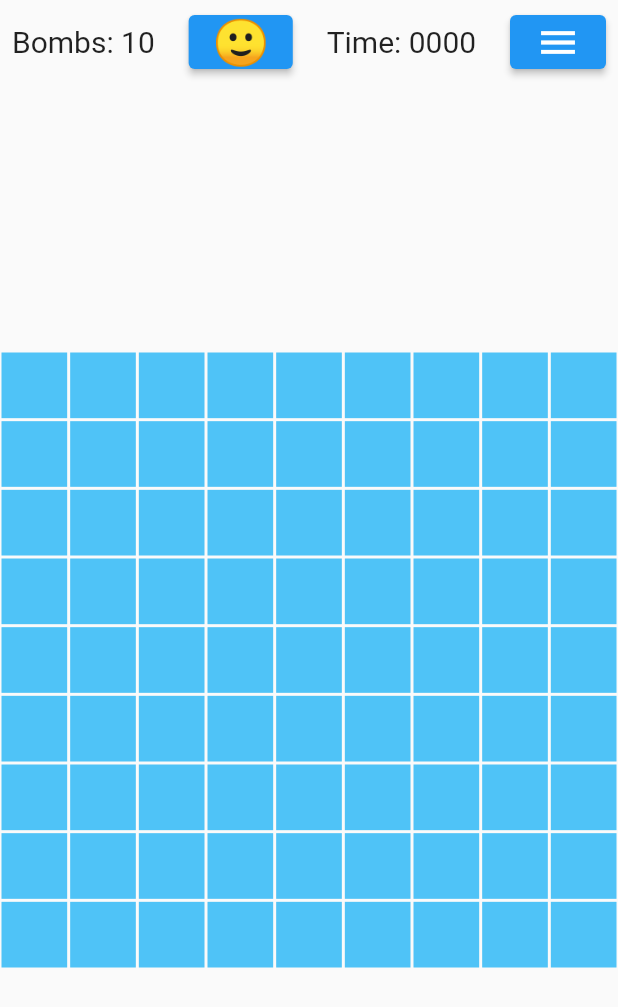
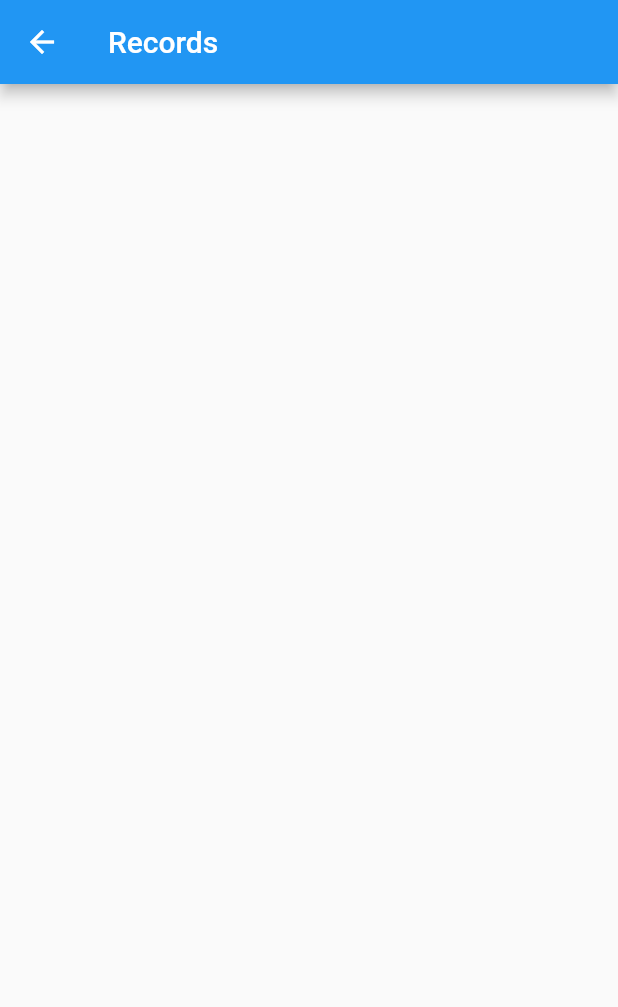
Before and after one commit to mykhailok01/minesweeper_flutter, a Flutter app: the screen it shows after launch, after a tap on the "menu" icon, on a phone screen of 412 x 824 dp. Shown: the top 1007 px of the screen. Run offline on Flutter 3.47's test engine with Material 2 defaults, Android fonts, the phone set to English and light mode, and no system bars; our stand-ins replace sqflite; accounts and stored records are empty.

Commit message:
Implement basic records view

```diff
--- a/lib/main.dart
+++ b/lib/main.dart
@@ -1,10 +1,29 @@
 import 'package:flutter/material.dart';
+import 'package:minesweeper_in_flutter/data/records_manager.dart';
 import 'package:provider/provider.dart';
 import 'package:minesweeper_in_flutter/widgets/game_page.dart';
 import 'package:minesweeper_in_flutter/models/minesweeper_game.dart';
+import 'package:minesweeper_in_flutter/data/records_provider.dart';
 
-void main() {
-  runApp(MyApp());
+Future<void> main() async {
+  WidgetsFlutterBinding.ensureInitialized();
+  RecordManager recordManager = await RecordManager.create();
+
+  runApp(
+    MultiProvider(
+      providers: [
+        ChangeNotifierProvider(
+          create: (BuildContext context) =>
+              MinesweeperGame(rows: 9, columns: 9, bombs: 10),
+        ),
+        FutureProvider<List<Record>>(
+          initialData: [],
+          create: (BuildContext context) => recordManager.getRecords(),
+        ),
+      ],
+      builder: (context, child) => MyApp(),
+    ),
+  );
 }
 
 class MyApp extends StatelessWidget {
@@ -12,15 +31,12 @@ class MyApp extends StatelessWidget {
 
   @override
   Widget build(BuildContext context) {
-    return ChangeNotifierProvider(
-      create: (_) => MinesweeperGame(rows: 9, columns: 9, bombs: 10),
-      child: MaterialApp(
-        title: 'Minesweeper',
-        theme: ThemeData(
-          primarySwatch: Colors.blue,
-        ),
-        home: GamePage(),
+    return MaterialApp(
+      title: 'Minesweeper',
+      theme: ThemeData(
+        primarySwatch: Colors.blue,
       ),
+      home: GamePage(),
     );
   }
 }
--- a/lib/widgets/game_appbar.dart
+++ b/lib/widgets/game_appbar.dart
@@ -1,4 +1,5 @@
 import 'package:flutter/material.dart';
+import 'package:minesweeper_in_flutter/widgets/records_page.dart';
 import 'package:provider/provider.dart';
 import 'package:minesweeper_in_flutter/models/minesweeper_game.dart';
 
@@ -42,7 +43,20 @@ class GameAppBar extends StatelessWidget implements PreferredSizeWidget {
             style: TextStyle(fontSize: 20),
           ),
           ElevatedButton(
-            onPressed: () => null, //TODO: implement menu
+            onPressed: () {
+              Navigator.of(context).push(
+                MaterialPageRoute(
+                  builder: (BuildContext context) {
+                    // return Provider(
+                    //   create: (BuildContext context) =>
+                    //       context.read<List<Record>>(),
+                    //   builder: (BuildContext context, Widget? child) =>
+                    return RecordsPage();
+                    // );
+                  },
+                ),
+              );
+            },
             child: Icon(Icons.menu, size: 30),
           ),
         ],
--- /dev/null
+++ b/lib/widgets/record_tile.dart
@@ -0,0 +1,24 @@
+import 'package:flutter/material.dart';
+import 'package:minesweeper_in_flutter/data/records_provider.dart';
+
+class RecordTile extends StatelessWidget {
+  const RecordTile(
+    this.record, {
+    Key? key,
+  }) : super(key: key);
+
+  final Record record;
+
+  @override
+  Widget build(BuildContext context) {
+    var local = record.dateTime.toLocal();
+    return Row(
+      mainAxisAlignment: MainAxisAlignment.spaceEvenly,
+      children: [
+        Text('${record.duration.inSeconds}'),
+        Text('${local.hour}:${local.minute} ${local.day}.'
+            '${local.month}.${local.year}'),
+      ],
+    );
+  }
+}
--- /dev/null
+++ b/lib/widgets/records_page.dart
@@ -0,0 +1,23 @@
+import 'package:flutter/material.dart';
+import 'package:minesweeper_in_flutter/widgets/records_view.dart';
+
+class RecordsPage extends StatelessWidget {
+  const RecordsPage({Key? key}) : super(key: key);
+
+  @override
+  Widget build(BuildContext context) {
+    return Scaffold(
+      appBar: AppBar(
+        leading: TextButton(
+          child: Icon(
+            Icons.arrow_back,
+            color: Colors.white,
+          ),
+          onPressed: () => Navigator.pop(context),
+        ),
+        title: Text('Records'),
+      ),
+      body: RecordsView(),
+    );
+  }
+}
--- /dev/null
+++ b/lib/widgets/records_view.dart
@@ -0,0 +1,20 @@
+import 'package:flutter/material.dart';
+import 'package:minesweeper_in_flutter/data/records_provider.dart';
+import 'package:minesweeper_in_flutter/widgets/record_tile.dart';
+import 'package:provider/provider.dart';
+
+class RecordsView extends StatelessWidget {
+  const RecordsView({Key? key}) : super(key: key);
+
+  @override
+  Widget build(BuildContext context) {
+    return ListView(
+      children: context
+          .watch<List<Record>>()
+          .map(
+            (record) => RecordTile(record),
+          )
+          .toList(),
+    );
+  }
+}
```
